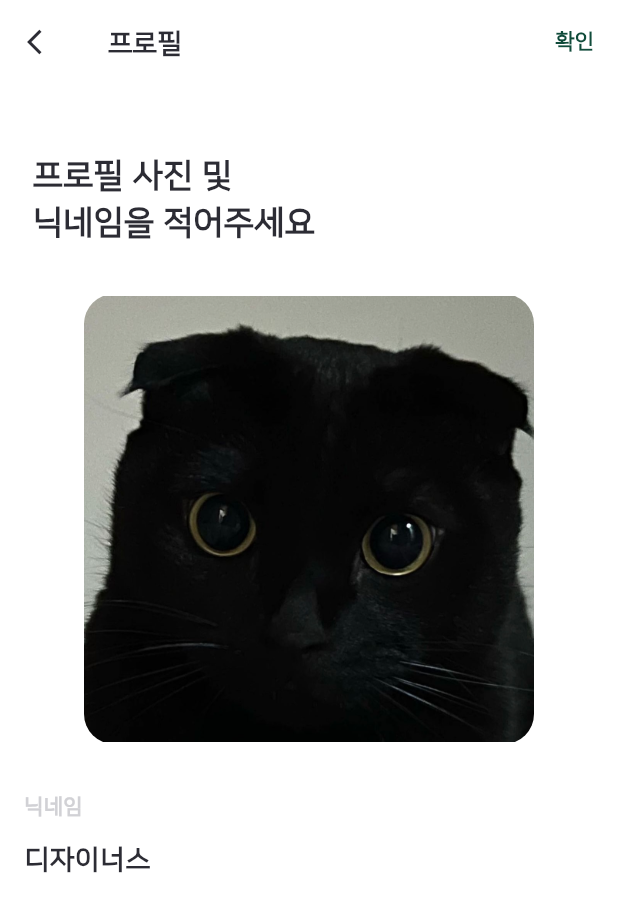
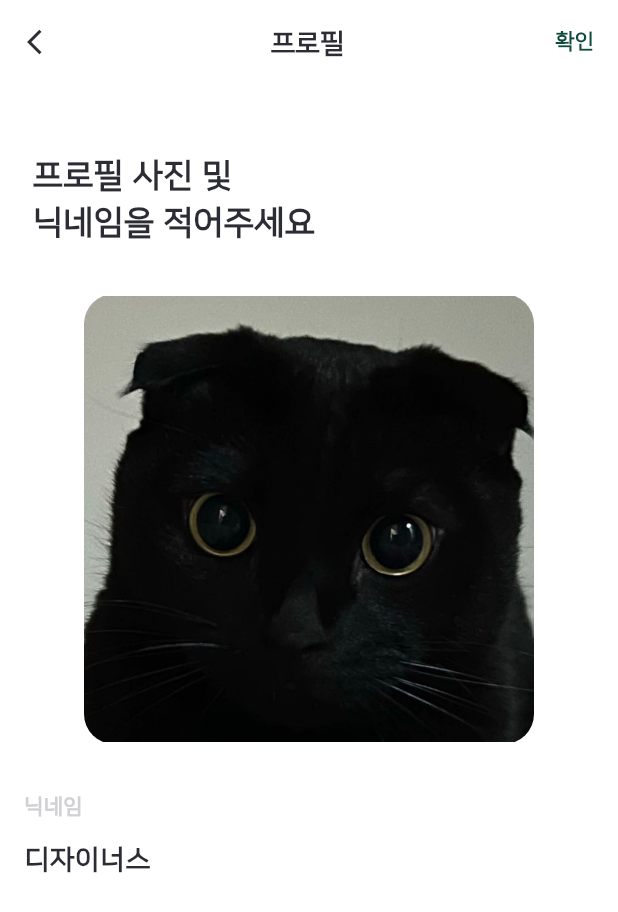
Before and after one commit to bbarkse93/project-yayoung-flutter, a Flutter app: the UserUpdate screen opened by its route, on a phone screen of 412 x 824 dp. Shown: the top 912 px of the screen. Run offline on Flutter 3.47's test engine with Material 3 defaults, Android fonts, the phone set to English and light mode, and no system bars; our stand-ins replace animated_splash_screen, carousel_slider, dio, flutter_secure_storage, flutter_svg, logger and 1 more; missing offline and left inert: flutter_naver_login, kakao_flutter_sdk; accounts and stored records are empty; network calls fail.

Commit message:
개인정보 수정

```diff
--- a/lib/ui/pages/my_page/main/main_page_widgets/my_page_dividing_line.dart
+++ b/lib/ui/pages/my_page/main/main_page_widgets/my_page_dividing_line.dart
@@ -11,7 +11,7 @@ class MyPageDividing extends StatelessWidget {
   Widget build(BuildContext context) {
     return Padding(
       padding: const EdgeInsets.all(14.0),
-      child: MyDivider(height: 20, thickness: 2, color: kButtonGray),
+      child: MyDivider(height: 20, thickness: 2, color: kChoiceGray),
     );
   }
 }
--- a/lib/ui/pages/my_page/user_update/user_update_page_widgets/user_update_appbar.dart
+++ b/lib/ui/pages/my_page/user_update/user_update_page_widgets/user_update_appbar.dart
@@ -22,7 +22,7 @@ class UserUpdateAppbar extends StatelessWidget implements PreferredSizeWidget {
           : icon, onPressed: () {
         Navigator.pop(context);
       }),
-      title: Text(title, style: subTitle1()),
+      title: Center(child: Text(title, style: subTitle1())),
       actions: <Widget>[
         Padding(
           padding: const EdgeInsets.all(16.0),
```
